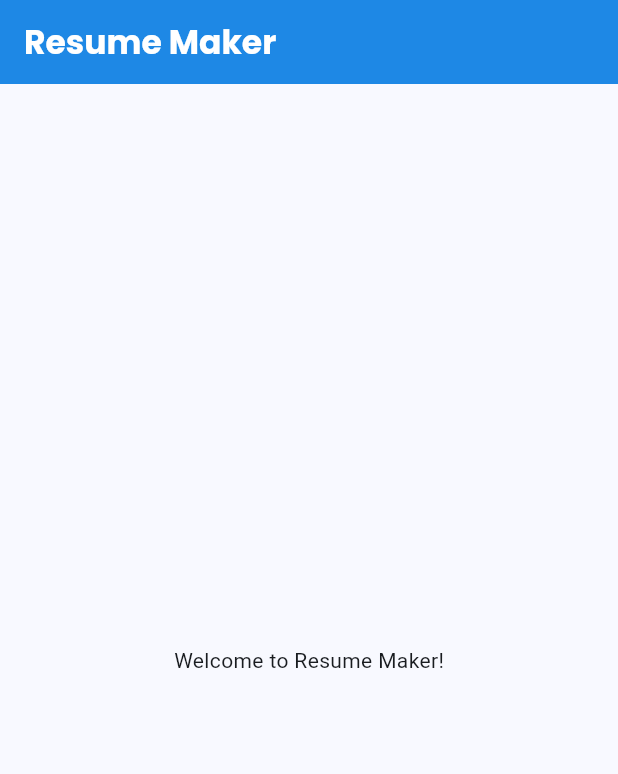
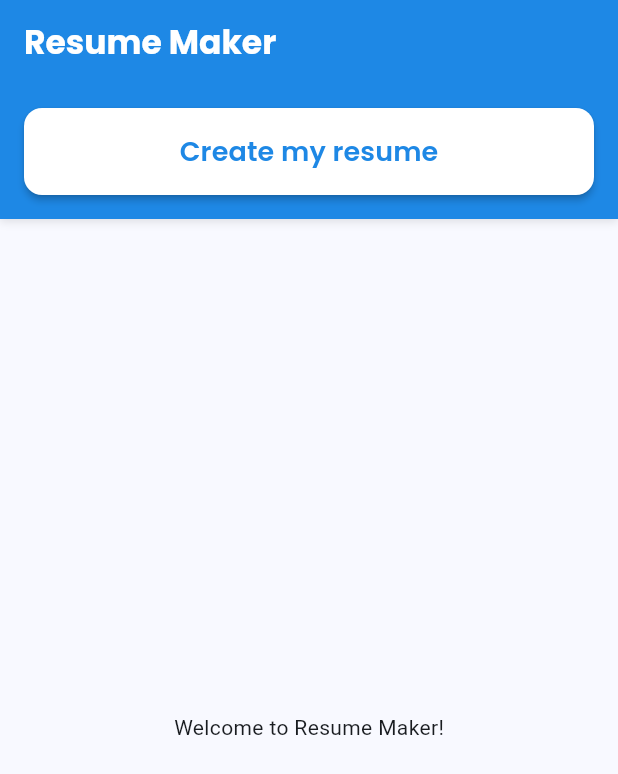
Before and after one commit to chamudithaperera/Flutter-Dart-project-07-Resume_Maker, a Flutter app: the screen it shows after launch, on a phone screen of 412 x 824 dp. Shown: the top 774 px of the screen. Run offline on Flutter 3.47's test engine with Material 3 defaults, Android fonts, the light colour scheme and no system bars; our stand-ins replace google_fonts.

Commit message:
Integrate CocoaPods support by adding necessary configurations and frameworks; enhance home screen layout with a button for resume creation and simplify splash screen navigation.

```diff
--- a/resume_maker/lib/screens/home_screen.dart
+++ b/resume_maker/lib/screens/home_screen.dart
@@ -15,7 +15,48 @@ class HomeScreen extends StatelessWidget {
         backgroundColor: const Color(0xFF1E88E5),
         foregroundColor: Colors.white,
       ),
-      body: const Center(child: Text('Welcome to Resume Maker!')),
+      body: Column(
+        children: [
+          Container(
+            width: double.infinity,
+            padding: const EdgeInsets.all(16.0),
+            decoration: BoxDecoration(
+              color: const Color(0xFF1E88E5),
+              boxShadow: [
+                BoxShadow(
+                  color: Colors.black.withOpacity(0.1),
+                  blurRadius: 4,
+                  offset: const Offset(0, 2),
+                ),
+              ],
+            ),
+            child: ElevatedButton(
+              onPressed: () {
+                // TODO: Navigate to resume creation screen
+              },
+              style: ElevatedButton.styleFrom(
+                backgroundColor: Colors.white,
+                foregroundColor: const Color(0xFF1E88E5),
+                padding: const EdgeInsets.symmetric(vertical: 16.0),
+                shape: RoundedRectangleBorder(
+                  borderRadius: BorderRadius.circular(12.0),
+                ),
+                elevation: 2,
+              ),
+              child: Text(
+                'Create my resume',
+                style: GoogleFonts.poppins(
+                  fontSize: 18,
+                  fontWeight: FontWeight.w600,
+                ),
+              ),
+            ),
+          ),
+          const Expanded(
+            child: Center(child: Text('Welcome to Resume Maker!')),
+          ),
+        ],
+      ),
     );
   }
 }
```
Also changed, not shown: resume_maker/lib/screens/splash_screen.dart (+13 -25 lines), 3 other files.
